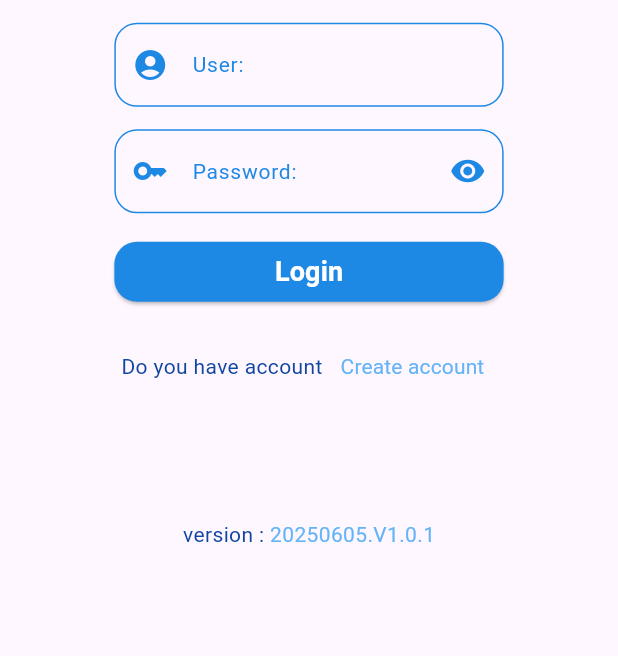
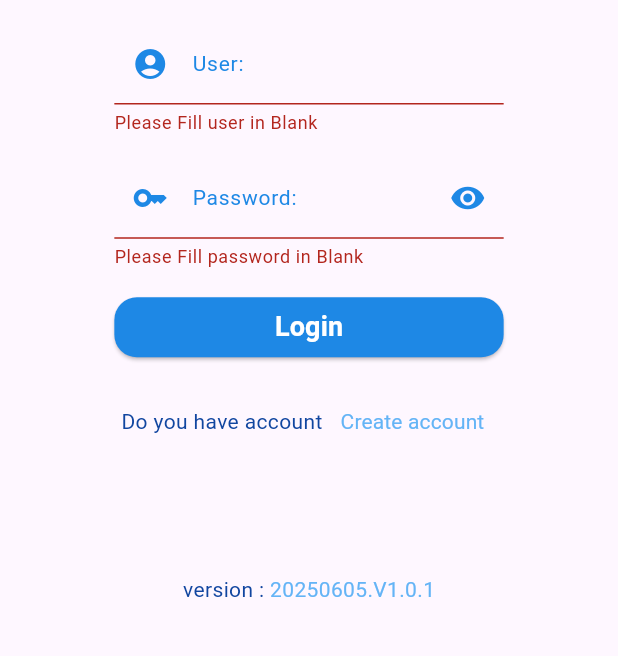
Before and after one commit to TonAndToon/Blogger, a Flutter app: the screen it shows after launch, after a tap on "Login", on a phone screen of 412 x 824 dp, the part 552-1208 px from its top. Run offline on Flutter 3.47's test engine with Material 3 defaults, Android fonts, the phone set to English and light mode, and no system bars; our stand-ins replace dio, geolocator, google_maps_flutter, image_picker, shared_preferences; Roboto replaces fonts that are missing (NotoSanLaos).

Commit message:
varidate textfill, check user, create model, check authen and Sharadpreferense 20250617 0523 PM

```diff
--- a/lib/main.dart
+++ b/lib/main.dart
@@ -5,20 +5,43 @@ import 'package:blogger/states/rider_service.dart';
 import 'package:blogger/states/saler_service.dart';
 import 'package:blogger/utility/my_contant.dart';
 import 'package:flutter/material.dart';
+import 'package:shared_preferences/shared_preferences.dart';
 
 final Map<String, WidgetBuilder> map = {
-  '/authen':(BuildContext context)=>Authen(),
-  '/createAccount':(BuildContext context)=>CreateAccount(),
-  '/buyerService':(BuildContext context)=>BuyerService(),
-  '/salerService':(BuildContext context)=>SalerService(),
-  '/riderService':(BuildContext context)=>RiderService(),
+  '/authen': (BuildContext context) => Authen(),
+  '/createAccount': (BuildContext context) => CreateAccount(),
+  '/buyerService': (BuildContext context) => BuyerService(),
+  '/salerService': (BuildContext context) => SalerService(),
+  '/riderService': (BuildContext context) => RiderService(),
 };
 
 String? initalRounte;
 
-void main(){
-  initalRounte = MyContant.rounteAuthen;
-  runApp(MyApp());
+Future<Null> main() async {
+  WidgetsFlutterBinding.ensureInitialized();
+  SharedPreferences preferences = await SharedPreferences.getInstance();
+  String? type = preferences.getString('type');
+  print('#### type ==>> $type');
+  if (type?.isEmpty ?? true) {
+    initalRounte = MyContant.rounteAuthen;
+    runApp(MyApp());
+  } else {
+    switch (type) {
+      case 'buyer':
+        initalRounte = MyContant.rounteBuyerService;
+        runApp(MyApp());
+        break;
+      case 'seller':
+        initalRounte = MyContant.rounteSalerService;
+        runApp(MyApp());
+        break;
+      case 'rider':
+        initalRounte = MyContant.rounteRiderService;
+        runApp(MyApp());
+        break;
+      default:
+    }
+  }
 }
 
 class MyApp extends StatelessWidget {
--- /dev/null
+++ b/lib/models/user_model.dart
@@ -0,0 +1,123 @@
+// ignore_for_file: public_member_api_docs, sort_constructors_first
+import 'dart:convert';
+
+class UserModel {
+  final String id;
+  final String name;
+  final String type;
+  final String address;
+  final String phone;
+  final String user;
+  final String password;
+  final String avatar;
+  final String lat;
+  final String lng;
+  UserModel({
+    required this.id,
+    required this.name,
+    required this.type,
+    required this.address,
+    required this.phone,
+    required this.user,
+    required this.password,
+    required this.avatar,
+    required this.lat,
+    required this.lng,
+  });
+
+  UserModel copyWith({
+    String? id,
+    String? name,
+    String? type,
+    String? address,
+    String? phone,
+    String? user,
+    String? password,
+    String? avatar,
+    String? lat,
+    String? lng,
+  }) {
+    return UserModel(
+      id: id ?? this.id,
+      name: name ?? this.name,
+      type: type ?? this.type,
+      address: address ?? this.address,
+      phone: phone ?? this.phone,
+      user: user ?? this.user,
+      password: password ?? this.password,
+      avatar: avatar ?? this.avatar,
+      lat: lat ?? this.lat,
+      lng: lng ?? this.lng,
+    );
+  }
+
+  Map<String, dynamic> toMap() {
+    return <String, dynamic>{
+      'id': id,
+      'name': name,
+      'type': type,
+      'address': address,
+      'phone': phone,
+      'user': user,
+      'password': password,
+      'avatar': avatar,
+      'lat': lat,
+      'lng': lng,
+    };
+  }
+
+  factory UserModel.fromMap(Map<String, dynamic> map) {
+    return UserModel(
+      id: map['id'] as String,
+      name: map['name'] as String,
+      type: map['type'] as String,
+      address: map['address'] as String,
+      phone: map['phone'] as String,
+      user: map['user'] as String,
+      password: map['password'] as String,
+      avatar: map['avatar'] as String,
+      lat: map['lat'] as String,
+      lng: map['lng'] as String,
+    );
+  }
+
+  String toJson() => json.encode(toMap());
+
+  factory UserModel.fromJson(String source) => UserModel.fromMap(json.decode(source) as Map<String, dynamic>);
+
+  @override
+  String toString() {
+    return 'UserModel(id: $id, name: $name, type: $type, address: $address, phone: $phone, user: $user, password: $password, avatar: $avatar, lat: $lat, lng: $lng)';
+  }
+
+  @override
+  bool operator ==(covariant UserModel other) {
+    if (identical(this, other)) return true;
+
+    return
+      other.id == id &&
+      other.name == name &&
+      other.type == type &&
+      other.address == address &&
+      other.phone == phone &&
+      other.user == user &&
+      other.password == password &&
+      other.avatar == avatar &&
+      other.lat == lat &&
+      other.lng == lng;
+  }
+
+  @override
+  int get hashCode {
+    return id.hashCode ^
+      name.hashCode ^
+      type.hashCode ^
+      address.hashCode ^
+      phone.hashCode ^
+      user.hashCode ^
+      password.hashCode ^
+      avatar.hashCode ^
+      lat.hashCode ^
+      lng.hashCode;
+  }
+}
--- a/lib/states/authen.dart
+++ b/lib/states/authen.dart
@@ -1,7 +1,13 @@
+import 'dart:convert';
+
+import 'package:blogger/models/user_model.dart';
 import 'package:blogger/utility/my_contant.dart';
+import 'package:blogger/utility/my_dailog.dart';
 import 'package:blogger/widgets/show_image.dart';
 import 'package:blogger/widgets/show_title.dart';
+import 'package:dio/dio.dart';
 import 'package:flutter/material.dart';
+import 'package:shared_preferences/shared_preferences.dart';
 
 class Authen extends StatefulWidget {
   const Authen({super.key});
@@ -12,6 +18,10 @@ class Authen extends StatefulWidget {
 
 class _AuthenState extends State<Authen> {
   bool statusRedEye = true;
+  final formKey = GlobalKey<FormState>();
+  TextEditingController userController = TextEditingController();
+  TextEditingController passwordController = TextEditingController();
+
   @override
   Widget build(BuildContext context) {
     double size = MediaQuery.of(context).size.width;
@@ -20,8 +30,11 @@ class _AuthenState extends State<Authen> {
         child: GestureDetector(
           onTap: () => FocusScope.of(context).requestFocus(FocusNode()),
           behavior: HitTestBehavior.opaque,
+          child: Form(
+            key: formKey,
             child: ListView(
-            children: [SizedBox(
+              children: [
+                SizedBox(
                   height: 87,
                 ),
                 buildImage(size),
@@ -30,9 +43,12 @@ class _AuthenState extends State<Authen> {
                 buildPassword(size),
                 buildLogin(size),
                 buildCreateAccount(),
-              SizedBox(height: 78,),
+                SizedBox(
+                  height: 78,
+                ),
                 buildVersionTitle(),
               ],
+            ),
           ),
         ),
       ),
@@ -88,7 +104,14 @@ class _AuthenState extends State<Authen> {
           margin: EdgeInsets.symmetric(vertical: 15),
           child: ElevatedButton(
             style: MyContant().myButtonStyle(),
-            onPressed: () {},
+            onPressed: () {
+              if (formKey.currentState!.validate()) {
+                String user = userController.text;
+                String password = passwordController.text;
+                print('#### User = $user, Password = $password');
+                checkAuthen(user: user, password: password);
+              }
+            },
             child: Text(
               'Login',
               style: MyContant().h2StyleWh(),
@@ -99,6 +122,65 @@ class _AuthenState extends State<Authen> {
     );
   }
 
+  Future<Null> checkAuthen({String? user, String? password}) async {
+    String apiCheckAuthen =
+        '${MyContant.domain}/bloggerr/getUserWhereUser.php?isAdd=true&user=$user';
+    await Dio().get(apiCheckAuthen).then((value) async {
+      print('#### value for API ==>> $value');
+      if (value.toString() == 'null') {
+        MyDailog().normalDailog(context, 'User False !!!',
+            'Don have user: >> $user << in Application');
+      } else {
+        for (var item in json.decode(value.data)) {
+          UserModel model = UserModel.fromMap(item);
+          if (password == model.password) {
+            //Success Authen
+            String type = model.type;
+            print('#### Authen Success in Type ==>> $type');
+
+            SharedPreferences preferences = await SharedPreferences.getInstance();
+            preferences.setString('type', type);
+            preferences.setString('user', model.user);
+
+            switch (type) {
+              case 'buyer':
+                Navigator.pushNamedAndRemoveUntil(
+                  context,
+                  MyContant.rounteBuyerService,
+                  (route) => false,
+                );
+                break;
+
+              case 'seller':
+                Navigator.pushNamedAndRemoveUntil(
+                  context,
+                  MyContant.rounteSalerService,
+                  (route) => false,
+                );
+                break;
+
+              case 'rider':
+                Navigator.pushNamedAndRemoveUntil(
+                  context,
+                  MyContant.rounteRiderService,
+                  (route) => false,
+                );
+                break;
+
+              default:
+            }
+          } else {
+            //False Authen
+            MyDailog().normalDailog(
+                context, 'Password !!!', 'Password False Please try Again');
+          }
+        }
+      }
+    });
+  }
+
+
+
   Row buildUser(double size) {
     return Row(
       mainAxisAlignment: MainAxisAlignment.center,
@@ -107,6 +189,14 @@ class _AuthenState extends State<Authen> {
           margin: EdgeInsets.only(top: 15),
           width: size * 0.63,
           child: TextFormField(
+            controller: userController,
+            validator: (value) {
+              if (value!.isEmpty) {
+                return 'Please Fill user in Blank';
+              } else {
+                return null;
+              }
+            },
             decoration: InputDecoration(
               labelText: 'User:',
               labelStyle: MyContant().h3StyleP(),
@@ -143,6 +233,14 @@ class _AuthenState extends State<Authen> {
           margin: EdgeInsets.only(top: 15),
           width: size * 0.63,
           child: TextFormField(
+            controller: passwordController,
+            validator: (value) {
+              if (value!.isEmpty) {
+                return 'Please Fill password in Blank';
+              } else {
+                return null;
+              }
+            },
             obscureText: statusRedEye,
             decoration: InputDecoration(
               suffixIcon: IconButton(
--- a/lib/states/buyer_service.dart
+++ b/lib/states/buyer_service.dart
@@ -11,7 +11,9 @@ class _BuyerServiceState extends State<BuyerService> {
   @override
   Widget build(BuildContext context) {
     return Scaffold(
-
+      appBar: AppBar(
+        title: Text('Buyyer'),
+      ),
     );
   }
 }
--- a/lib/states/rider_service.dart
+++ b/lib/states/rider_service.dart
@@ -11,7 +11,9 @@ class _RiderServiceState extends State<RiderService> {
   @override
   Widget build(BuildContext context) {
     return Scaffold(
-
+      appBar: AppBar(
+        title: Text('Rider'),
+      ),
     );
   }
 }
--- a/lib/states/saler_service.dart
+++ b/lib/states/saler_service.dart
@@ -11,7 +11,9 @@ class _SalerServiceState extends State<SalerService> {
   @override
   Widget build(BuildContext context) {
     return Scaffold(
-
+      appBar: AppBar(
+        title: Text('Seller'),
+      ),
     );
   }
 }
--- a/lib/utility/my_contant.dart
+++ b/lib/utility/my_contant.dart
@@ -4,7 +4,7 @@ class MyContant {
   //General
   static String appName = 'LDB Blogger';
   static String version = ' 20250605.V1.0.1';
-  static String domain = 'https://be9f-43-252-244-246.ngrok-free.app';
+  static String domain = 'https://f852-43-252-244-246.ngrok-free.app';
 
   //Route
   static String rounteAuthen = '/authen';
--- a/lib/utility/my_dailog.dart
+++ b/lib/utility/my_dailog.dart
@@ -63,7 +63,7 @@ class MyDailog {
         children: [
           TextButton(
             onPressed: () => Navigator.pop(context),
-            child: Text('OK'),
+            child: Text('OKay'),
           ),
         ],
       ),
--- a/pubspec.yaml
+++ b/pubspec.yaml
@@ -38,6 +38,7 @@ dependencies:
   geolocator: ^13.0.2
   google_maps_flutter: ^2.12.2
   dio: ^5.8.0+1
+  shared_preferences: ^2.5.3
 
 dev_dependencies:
   flutter_test:
```
Also changed, not shown: pubspec.lock, 1 other file. Lines whose indentation alone changed are shown as unchanged.
